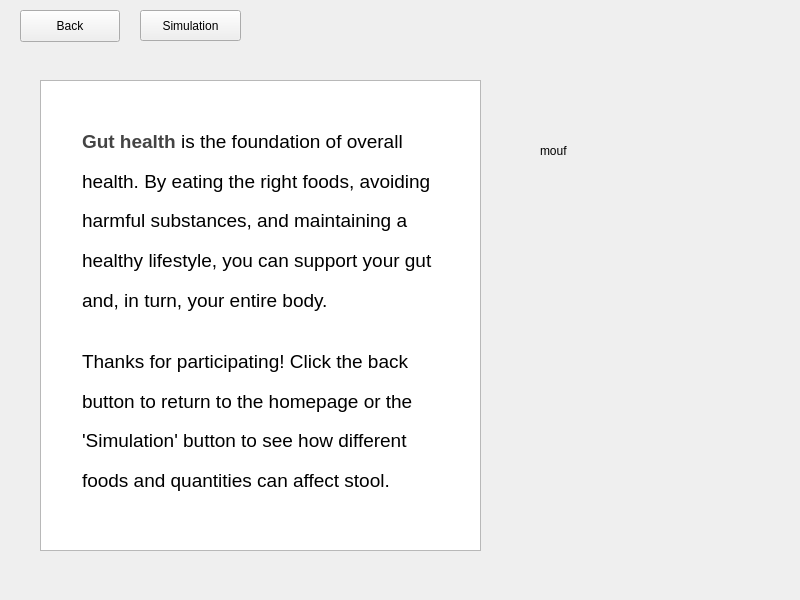
Before: the Qt Designer form A8EduApp/resultswidget.ui in University-of-Utah-CS3505/a9-edu-app-f24-00Calvin00, drawn with Qt 5.
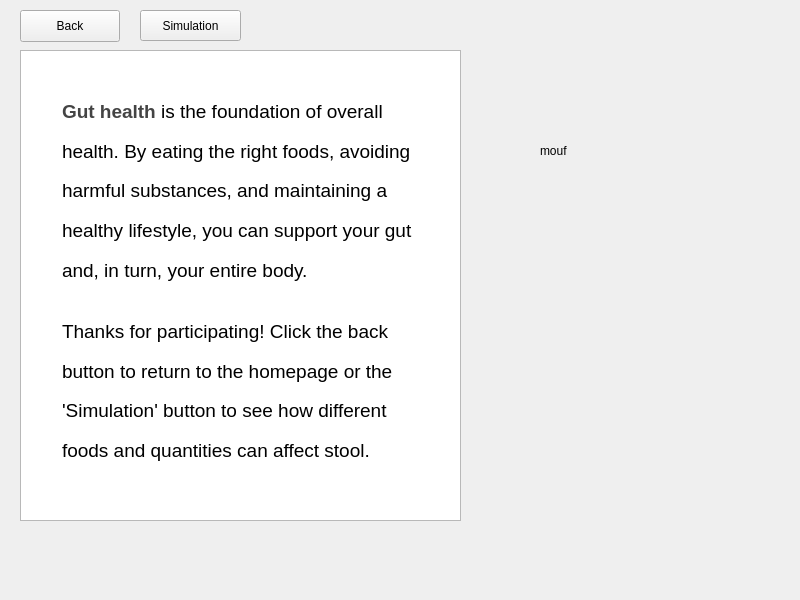
After: the same form once the commit is applied. Custom widgets are drawn as their Qt base class.

Patch:
```diff
--- a/A8EduApp/resultswidget.ui
+++ b/A8EduApp/resultswidget.ui
@@ -108,8 +108,8 @@
   <widget class="QTextBrowser" name="textBrowser">
    <property name="geometry">
     <rect>
-     <x>40</x>
-     <y>80</y>
+     <x>20</x>
+     <y>50</y>
      <width>441</width>
      <height>471</height>
     </rect>
@@ -121,8 +121,8 @@
 hr { height: 1px; border-width: 0; }
 li.unchecked::marker { content: &quot;\2610&quot;; }
 li.checked::marker { content: &quot;\2612&quot;; }
-&lt;/style&gt;&lt;/head&gt;&lt;body style=&quot; font-family:'Segoe UI'; font-size:9pt; font-weight:400; font-style:normal;&quot; bgcolor=&quot;#ffffff&quot;&gt;
-&lt;p style=&quot;-qt-paragraph-type:empty; margin-top:12px; margin-bottom:20px; margin-left:37px; margin-right:37px; -qt-block-indent:0; text-indent:0px; line-height:180%;&quot;&gt;&lt;br /&gt;&lt;/p&gt;
+&lt;/style&gt;&lt;/head&gt;&lt;body style=&quot; font-family:'.AppleSystemUIFont'; font-size:13pt; font-weight:400; font-style:normal;&quot; bgcolor=&quot;#ffffff&quot;&gt;
+&lt;p style=&quot;-qt-paragraph-type:empty; margin-top:12px; margin-bottom:20px; margin-left:37px; margin-right:37px; -qt-block-indent:0; text-indent:0px; line-height:180%; font-family:'Segoe UI'; font-size:9pt;&quot;&gt;&lt;br /&gt;&lt;/p&gt;
 &lt;p style=&quot; margin-top:12px; margin-bottom:20px; margin-left:37px; margin-right:37px; -qt-block-indent:0; text-indent:0px; line-height:180%;&quot;&gt;&lt;span style=&quot; font-family:'Times New Roman','Times','serif'; font-size:14pt; font-weight:700; color:#444444;&quot;&gt;Gut health&lt;/span&gt;&lt;span style=&quot; font-family:'Times New Roman','Times','serif'; font-size:14pt; color:#000000;&quot;&gt; is the foundation of overall health. By eating the right foods, avoiding harmful substances, and maintaining a healthy lifestyle, you can support your gut and, in turn, your entire body. &lt;/span&gt;&lt;/p&gt;
 &lt;p style=&quot; margin-top:12px; margin-bottom:20px; margin-left:37px; margin-right:37px; -qt-block-indent:0; text-indent:0px; line-height:180%;&quot;&gt;&lt;span style=&quot; font-family:'Times New Roman','Times','serif'; font-size:14pt; color:#000000;&quot;&gt;Thanks for participating! Click the back button to return to the homepage or the 'Simulation' button to see how different foods and quantities can affect stool.&lt;/span&gt;&lt;/p&gt;&lt;/body&gt;&lt;/html&gt;</string>
    </property>
```
